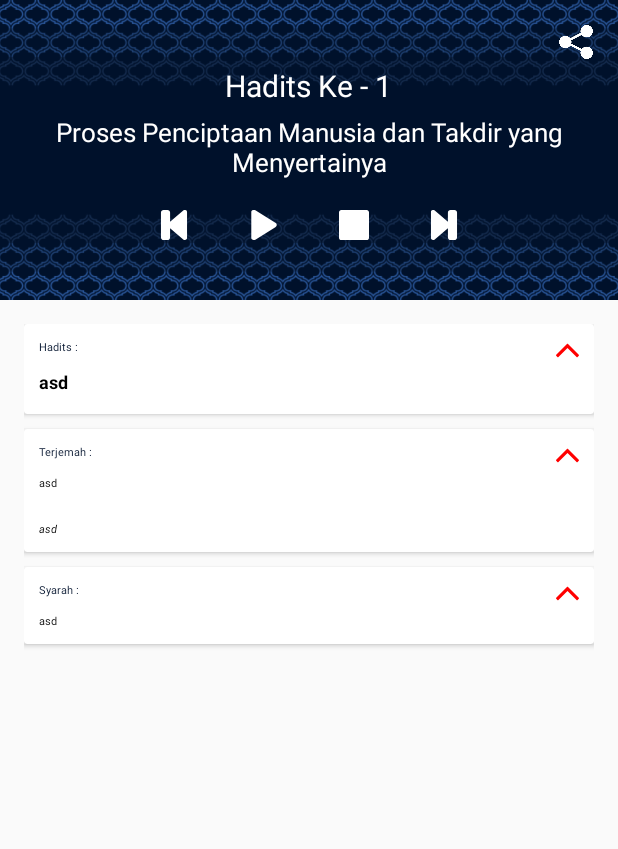
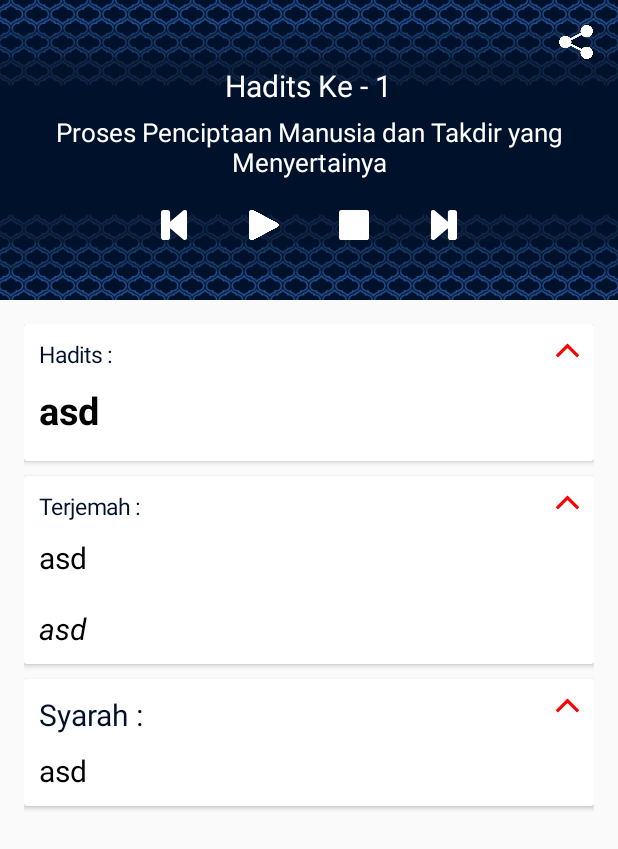
Before and after one commit to FikriFahruRoji/hadits_arbain, an Android app: the HaditsActivity screen opened directly, with no data from a screen before it, on a phone screen of 412 x 824 dp. Shown: the top 849 px of the screen. Run offline under Robolectric (Android 15) with nearby library versions, the light colour scheme and no system bars.

Commit message:
Fix play button and text setting

```diff
--- a/app/src/main/java/id/barkost/haditsarbain/activities/HaditsActivity.java
+++ b/app/src/main/java/id/barkost/haditsarbain/activities/HaditsActivity.java
@@ -29,9 +29,6 @@ import id.barkost.haditsarbain.util.AppBarStateChangeListener;
 public class HaditsActivity extends AppCompatActivity {
 
     public static int ID = 0;
-    public static int TEXT_HADITS_SIZE;
-    public static int TEXT_TRANSLATE_SIZE;
-    public static int TEXT_SYARAH_SIZE;
 
     private int fav;
     private DatabaseHelper myDb;
@@ -56,7 +53,7 @@ public class HaditsActivity extends AppCompatActivity {
             @Override
             public void onStateChanged(AppBarLayout appBarLayout, State state) {
                 if (state.name().equals("COLLAPSED")) {
-                    collapsingtoolbarlayout.setTitle("Hadits ke - " + Integer.toString(ID + 1));
+                    collapsingtoolbarlayout.setTitle("Hadits ke - " + Integer.toString(ID));
                 } else if (state.name().equals("EXPANDED")) {
                     collapsingtoolbarlayout.setTitle("");
                 } else if (state.name().equals("IDLE")) {
@@ -153,7 +150,7 @@ public class HaditsActivity extends AppCompatActivity {
             public void onClick(View v) {
                 mediaPlayer.seekTo(-1);
                 mediaPlayer.pause();
-                mediaPlay.setBackground(getResources().getDrawable(R.drawable.media_play));
+                mediaPlay.setBackground(getResources().getDrawable(R.drawable.button_media_play));
             }
         });
         mediaPlay = (Button) findViewById(R.id.btn_media_play);
@@ -162,10 +159,10 @@ public class HaditsActivity extends AppCompatActivity {
             public void onClick(View v) {
                 if (mediaPlayer != null) {
                     if (mediaPlayer.isPlaying()) {
-                        mediaPlay.setBackground(getResources().getDrawable(R.drawable.media_play));
+                        mediaPlay.setBackground(getResources().getDrawable(R.drawable.button_media_play));
                         mediaPlayer.pause();
                     } else {
-                        mediaPlay.setBackground(getResources().getDrawable(R.drawable.media_pause));
+                        mediaPlay.setBackground(getResources().getDrawable(R.drawable.button_media_pause));
                         mediaPlayer.start();
                     }
                 }
@@ -212,10 +209,10 @@ public class HaditsActivity extends AppCompatActivity {
             txHaditsHead.setTextSize(getResources().getDimension(R.dimen.textSizeSmall));
         } else if (prefsHadits.equals("Sedang")) {
             txHadits.setTextSize(getResources().getDimension(R.dimen.textSizeMediumArabic));
-            txHaditsHead.setTextSize(getResources().getDimension(R.dimen.textSizeMedium));
+            txHaditsHead.setTextSize(getResources().getDimension(R.dimen.textSizeSmall));
         } else if (prefsHadits.equals("Besar")) {
             txHadits.setTextSize(getResources().getDimension(R.dimen.textSizeLargeArabic));
-            txHaditsHead.setTextSize(getResources().getDimension(R.dimen.textSizeLarge));
+            txHaditsHead.setTextSize(getResources().getDimension(R.dimen.textSizeMedium));
         }
 
         if (prefsTerjemah.equals("Kecil")) {
@@ -225,11 +222,11 @@ public class HaditsActivity extends AppCompatActivity {
         } else if (prefsTerjemah.equals("Sedang")) {
             txTerjemah.setTextSize(getResources().getDimension(R.dimen.textSizeMedium));
             txFootnote.setTextSize(getResources().getDimension(R.dimen.textSizeMedium));
-            txTerjemahHead.setTextSize(getResources().getDimension(R.dimen.textSizeMedium));
+            txTerjemahHead.setTextSize(getResources().getDimension(R.dimen.textSizeSmall));
         } else if (prefsTerjemah.equals("Besar")) {
             txTerjemah.setTextSize(getResources().getDimension(R.dimen.textSizeLarge));
             txFootnote.setTextSize(getResources().getDimension(R.dimen.textSizeLarge));
-            txTerjemahHead.setTextSize(getResources().getDimension(R.dimen.textSizeLarge));
+            txTerjemahHead.setTextSize(getResources().getDimension(R.dimen.textSizeMedium));
         }
 
         if (prefsSyarah.equals("Kecil")) {
--- a/app/src/main/java/id/barkost/haditsarbain/activities/MainActivity.java
+++ b/app/src/main/java/id/barkost/haditsarbain/activities/MainActivity.java
@@ -193,7 +193,6 @@ public class MainActivity extends AppCompatActivity {
 //            displaySharedPreferences();
 
             new LovelyStandardDialog(this)
-                    .setTopColorRes(R.color.colorPrimary)
                     .setButtonsColorRes(R.color.colorAccent)
                     .setIcon(R.mipmap.ic_launcher)
                     .setTitle(R.string.app_name)
--- a/app/src/main/java/id/barkost/haditsarbain/activities/SettingActivity.java
+++ b/app/src/main/java/id/barkost/haditsarbain/activities/SettingActivity.java
@@ -27,9 +27,9 @@ public class SettingActivity extends PreferenceActivity implements SharedPrefere
         ListPreference editTextHadits = (ListPreference) findPreference(KEY_HADITS);
         ListPreference editTextTerjemah = (ListPreference) findPreference(KEY_TERJEMAH);
         ListPreference editTextSyarah = (ListPreference) findPreference(KEY_SYARAH);
-        editTextHadits.setSummary(sp.getString(KEY_HADITS, "Medium"));
-        editTextTerjemah.setSummary(sp.getString(KEY_TERJEMAH, "Medium"));
-        editTextSyarah.setSummary(sp.getString(KEY_SYARAH, "Medium"));
+        editTextHadits.setSummary(sp.getString(KEY_HADITS, "Sedang"));
+        editTextTerjemah.setSummary(sp.getString(KEY_TERJEMAH, "Sedang"));
+        editTextSyarah.setSummary(sp.getString(KEY_SYARAH, "Sedang"));
     }
 
 
--- /dev/null
+++ b/app/src/main/res/drawable/button_media_pause.xml
@@ -0,0 +1,10 @@
+<?xml version="1.0" encoding="utf-8"?>
+<selector xmlns:android="http://schemas.android.com/apk/res/android">
+
+    <item
+        android:drawable="@drawable/pause_press"
+        android:state_pressed="true"></item>
+    <item
+        android:drawable="@drawable/pause"></item>
+
+</selector>
--- /dev/null
+++ b/app/src/main/res/drawable/button_media_play.xml
@@ -0,0 +1,10 @@
+<?xml version="1.0" encoding="utf-8"?>
+<selector xmlns:android="http://schemas.android.com/apk/res/android">
+
+    <item
+        android:drawable="@drawable/play_press"
+        android:state_pressed="true"></item>
+    <item
+        android:drawable="@drawable/play"></item>
+
+</selector>
--- a/app/src/main/res/drawable/media_pause.xml
+++ /dev/null
@@ -1,16 +0,0 @@
-<?xml version="1.0" encoding="utf-8"?>
-<vector xmlns:android="http://schemas.android.com/apk/res/android"
-    android:width="232.679dp"
-    android:height="232.679dp"
-    android:viewportWidth="232.679"
-    android:viewportHeight="232.679">
-
-    <path
-        android:fillColor="#FFFFFF"
-        android:fillType="evenOdd"
-        android:pathData="M80.543,0H35.797c-9.885,0-17.898,8.014-17.898,17.898v196.883
-c0,9.885,8.013,17.898,17.898,17.898h44.746c9.885,0,17.898-8.013,17.898-17.898V17.898C98.44,8.014,90.427,0,80.543,0z
-M196.882,0
-h-44.746c-9.886,0-17.899,8.014-17.899,17.898v196.883c0,9.885,8.013,17.898,17.899,17.898h44.746
-c9.885,0,17.898-8.013,17.898-17.898V17.898C214.781,8.014,206.767,0,196.882,0z" />
-</vector>
--- a/app/src/main/res/drawable/media_play.xml
+++ /dev/null
@@ -1,14 +0,0 @@
-<?xml version="1.0" encoding="utf-8"?>
-<vector xmlns:android="http://schemas.android.com/apk/res/android"
-    android:width="232.153dp"
-    android:height="232.153dp"
-    android:viewportWidth="232.153"
-    android:viewportHeight="232.153">
-
-    <path
-        android:fillColor="#ffffff"
-        android:fillType="evenOdd"
-        android:pathData="M203.791,99.628L49.307,2.294c-4.567-2.719-10.238-2.266-14.521-2.266
-c-17.132,0-17.056,13.227-17.056,16.578v198.94c0,2.833-0.075,16.579,17.056,16.579c4.283,0,9.955,0.451,14.521-2.267
-l154.483-97.333c12.68-7.545,10.489-16.449,10.489-16.449S216.471,107.172,203.791,99.628z" />
-</vector>
--- a/app/src/main/res/layout/activity_hadits.xml
+++ b/app/src/main/res/layout/activity_hadits.xml
@@ -80,7 +80,7 @@
                         android:layout_margin="20dp"
                         android:layout_width="20dp"
                         android:layout_height="20dp"
-                        android:background="@drawable/media_play"/>
+                        android:background="@drawable/button_media_play"/>
 
                     <Button
                         android:id="@+id/btn_media_stop"
--- a/app/src/main/res/layout/content_hadits.xml
+++ b/app/src/main/res/layout/content_hadits.xml
@@ -36,7 +36,7 @@
                     android:layout_marginTop="10dp"
                     android:text="@string/hadits"
                     android:textColor="@color/colorAccent"
-                    android:textSize="15sp" />
+                    android:textSize="@dimen/textSizeSmall" />
 
                 <ImageView
                     android:id="@+id/img_visible_hadits"
@@ -83,7 +83,7 @@
                     android:layout_marginTop="10dp"
                     android:text="@string/terjemah"
                     android:textColor="@color/colorAccent"
-                    android:textSize="15sp" />
+                    android:textSize="@dimen/textSizeSmall" />
 
                 <ImageView
                     android:id="@+id/img_visible_terjemah"
@@ -143,7 +143,7 @@
                     android:layout_marginTop="10dp"
                     android:text="@string/syarah"
                     android:textColor="@color/colorAccent"
-                    android:textSize="15sp" />
+                    android:textSize="@dimen/textSizeSmall" />
 
                 <ImageView
                     android:id="@+id/img_visible_syarah"
--- a/app/src/main/res/values/dimens.xml
+++ b/app/src/main/res/values/dimens.xml
@@ -8,11 +8,11 @@
     <dimen name="activity_horizontal_margin">16dp</dimen>
     <dimen name="activity_vertical_margin">16dp</dimen>
 
-    <dimen name="textSizeSmall">4sp</dimen>
-    <dimen name="textSizeMedium">5sp</dimen>
-    <dimen name="textSizeLarge">6sp</dimen>
+    <dimen name="textSizeSmall">15px</dimen>
+    <dimen name="textSizeMedium">20px</dimen>
+    <dimen name="textSizeLarge">25px</dimen>
 
-    <dimen name="textSizeSmallArabic">6sp</dimen>
-    <dimen name="textSizeMediumArabic">8sp</dimen>
-    <dimen name="textSizeLargeArabic">10sp</dimen>
+    <dimen name="textSizeSmallArabic">20px</dimen>
+    <dimen name="textSizeMediumArabic">25px</dimen>
+    <dimen name="textSizeLargeArabic">30px</dimen>
 </resources>
--- a/app/src/main/res/values/strings.xml
+++ b/app/src/main/res/values/strings.xml
@@ -1,6 +1,23 @@
 <resources>
     <string name="app_name">Hadits Arba\'in An-Nawawi</string>
+
     <string name="action_settings">Settings</string>
+    <string name="action_about">About</string>
+    <string name="action_rate">Rate Me</string>
+    <string name="action_share">Share</string>
+    <string name="action_bookmark">Bookmark</string>
+
+    <string name="title_activity_detail">Detail Activity</string>
+    <string name="title_activity_hadits">Hadits Activity</string>
+
+    <string name="ok">Ok</string>
+    <string name="cancel">Batal</string>
+    <string name="share">Share</string>
+
+    <string name="hadits">Hadits :</string>
+    <string name="terjemah">Terjemah :</string>
+    <string name="faedah">Faedah Hadits :</string>
+    <string name="syarah">Syarah :</string>
 
     <string-array name="id">
         <item>1</item>
@@ -757,23 +774,6 @@
         </item>
     </string-array>
 
-    <string name="title_activity_detail">Detail Activity</string>
-    <string name="title_activity_hadits">Hadits Activity</string>
-    <string name="hadits">Hadits :</string>
-    <string name="terjemah">Terjemah :</string>
-    <string name="faedah">Faedah Hadits :</string>
-    <string name="action_share">Share</string>
-    <string name="action_bookmark">Bookmark</string>
-    <string name="hilangkan_hadits">-</string>
-    <string name="tampilkan_hadits">+</string>
-    <string name="share">Share</string>
-    <string name="ok">Ok</string>
-    <string name="cancel">Batal</string>
-    <string name="syarah">Syarah :</string>
-    <string name="action_about">About</string>
-    <string name="action_rate">Rate Me</string>
-
-
     <string-array name="listTextSize">
         <item>Kecil</item>
         <item>Sedang</item>
```
Also changed, not shown: app/src/main/res/drawable/pause.png (added), app/src/main/res/drawable/pause_press.png (added), app/src/main/res/drawable/play.png (added), app/src/main/res/drawable/play_press.png (added).
